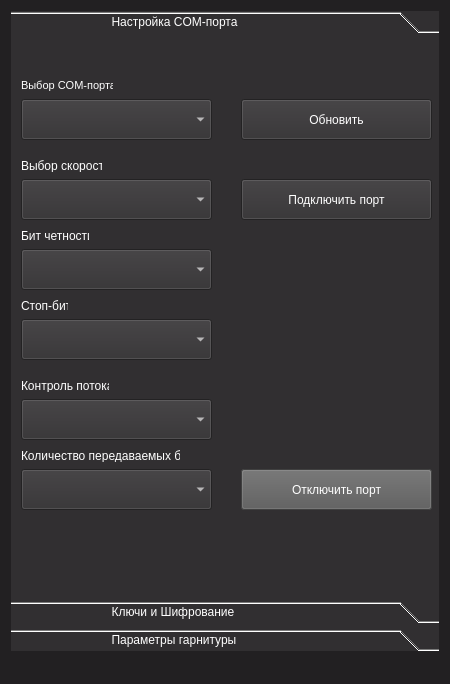
This is ApplicBeta/mainwindow.ui in SlavaZhuck/HandsFree_Qt as Qt 5 draws it before an edit. The edited form follows.
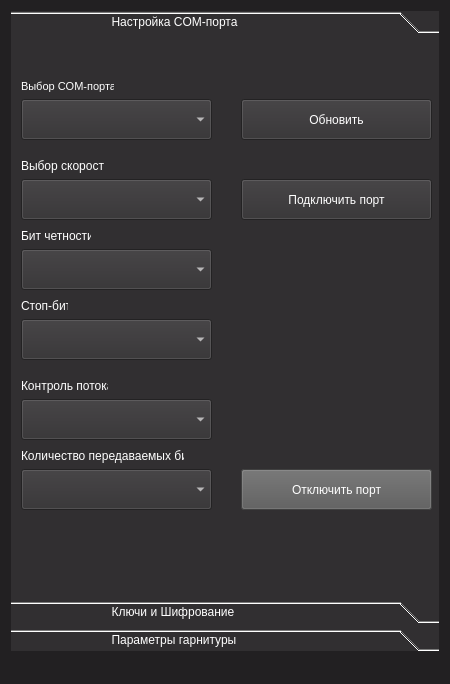
This is the edited form.

The edit to the form file:
```diff
--- a/ApplicBeta/mainwindow.ui
+++ b/ApplicBeta/mainwindow.ui
@@ -71,7 +71,7 @@
          <x>0</x>
          <y>0</y>
          <width>432</width>
-         <height>526</height>
+         <height>529</height>
         </rect>
        </property>
        <attribute name="label">
@@ -82,13 +82,13 @@
          <rect>
           <x>10</x>
           <y>40</y>
-          <width>92</width>
-          <height>13</height>
+          <width>93</width>
+          <height>14</height>
          </rect>
         </property>
         <property name="font">
          <font>
-          <family>MS Shell Dlg 2</family>
+          <family>Arial</family>
           <pointsize>8</pointsize>
           <weight>50</weight>
           <italic>false</italic>
@@ -123,8 +123,8 @@
          <rect>
           <x>10</x>
           <y>120</y>
-          <width>81</width>
-          <height>13</height>
+          <width>83</width>
+          <height>14</height>
          </rect>
         </property>
         <property name="styleSheet">
@@ -150,7 +150,7 @@
           <x>10</x>
           <y>260</y>
           <width>47</width>
-          <height>13</height>
+          <height>14</height>
          </rect>
         </property>
         <property name="styleSheet">
@@ -185,8 +185,8 @@
          <rect>
           <x>10</x>
           <y>190</y>
-          <width>68</width>
-          <height>13</height>
+          <width>70</width>
+          <height>14</height>
          </rect>
         </property>
         <property name="styleSheet">
@@ -227,8 +227,8 @@
          <rect>
           <x>10</x>
           <y>340</y>
-          <width>88</width>
-          <height>13</height>
+          <width>87</width>
+          <height>14</height>
          </rect>
         </property>
         <property name="styleSheet">
@@ -285,8 +285,8 @@
          <rect>
           <x>10</x>
           <y>410</y>
-          <width>159</width>
-          <height>13</height>
+          <width>163</width>
+          <height>14</height>
          </rect>
         </property>
         <property name="styleSheet">
```
Left out of the diff: 49 changed lines with no effect on the pictures.
